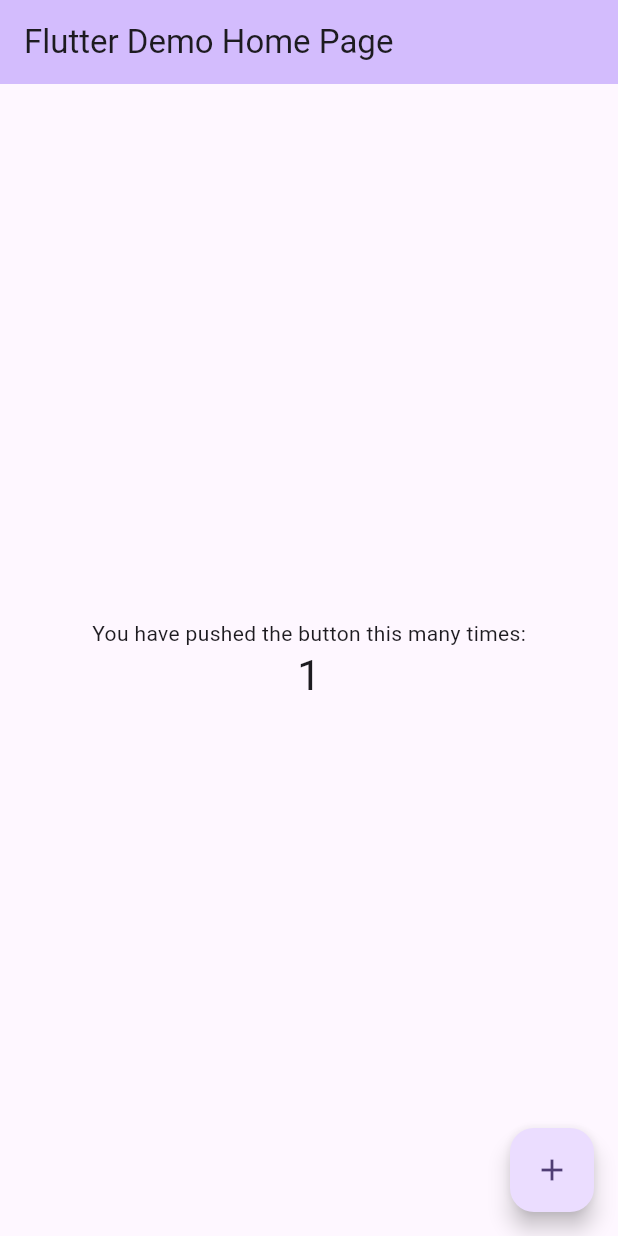
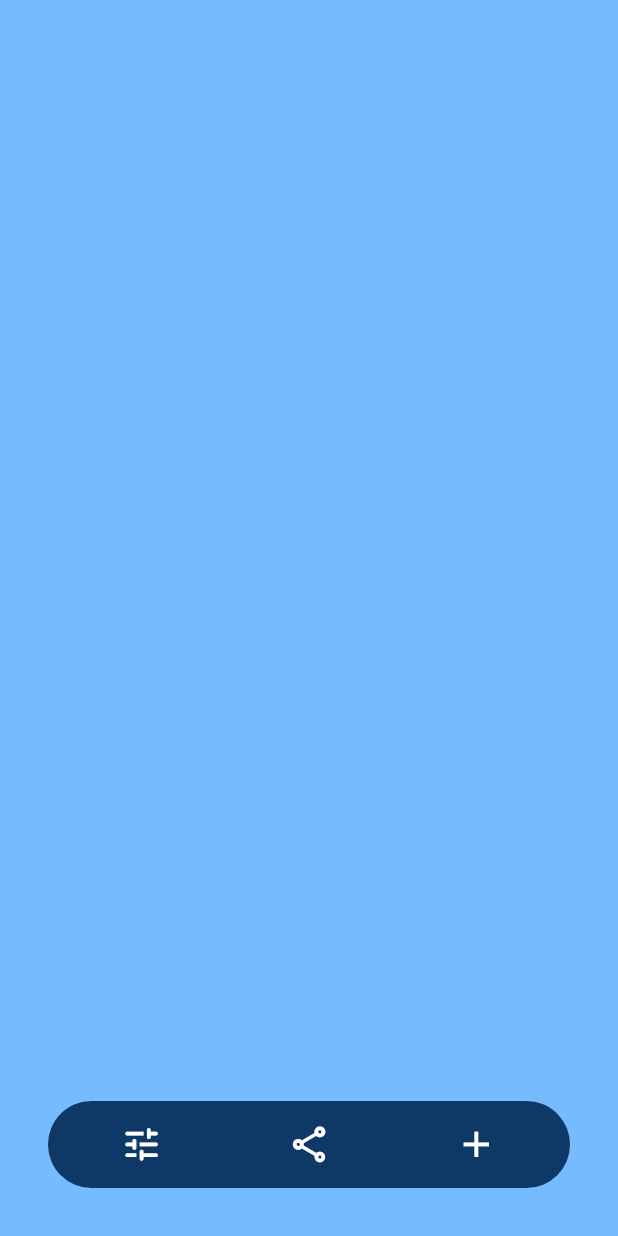
Before and after one commit to tganzerli/diario_de_sono, a Flutter app: the screen it shows after launch, after a tap on the "add" icon, on a phone screen of 412 x 824 dp. Run offline on Flutter 3.47's test engine with Material 3 defaults, Android fonts, the phone set to English and light mode, and no system bars; our stand-ins replace result_dart, sqflite; missing offline and left inert: auto_injector; accounts and stored records are empty.

Commit message:
Refactors app structure and integrates CocoaPods
Reorganizes Flutter app structure to improve modularity and scalability, replacing the main widget with `AppWidget` for enhanced routing and theming. Introduces dependency injection setup and splash screen navigation.

Adds CocoaPods integration for iOS development, updating `Podfile.lock` and Xcode configuration to manage dependencies and build phases.

Removes obsolete widget test and demo code, adhering to the new streamlined architecture.

```diff
--- a/lib/main.dart
+++ b/lib/main.dart
@@ -1,122 +1,13 @@
 import 'package:flutter/material.dart';
+import 'package:flutter/services.dart';
+
+import 'core/config/dependencies.dart';
+import 'ui/app_widget.dart';
 
 void main() {
-  runApp(const MyApp());
+  WidgetsFlutterBinding.ensureInitialized();
+  setupInjection();
+  SystemChrome.setPreferredOrientations([DeviceOrientation.portraitUp]);
+
+  runApp(const AppWidget());
 }
-
-class MyApp extends StatelessWidget {
-  const MyApp({super.key});
-
-  // This widget is the root of your application.
-  @override
-  Widget build(BuildContext context) {
-    return MaterialApp(
-      title: 'Flutter Demo',
-      theme: ThemeData(
-        // This is the theme of your application.
-        //
-        // TRY THIS: Try running your application with "flutter run". You'll see
-        // the application has a purple toolbar. Then, without quitting the app,
-        // try changing the seedColor in the colorScheme below to Colors.green
-        // and then invoke "hot reload" (save your changes or press the "hot
-        // reload" button in a Flutter-supported IDE, or press "r" if you used
-        // the command line to start the app).
-        //
-        // Notice that the counter didn't reset back to zero; the application
-        // state is not lost during the reload. To reset the state, use hot
-        // restart instead.
-        //
-        // This works for code too, not just values: Most code changes can be
-        // tested with just a hot reload.
-        colorScheme: ColorScheme.fromSeed(seedColor: Colors.deepPurple),
-      ),
-      home: const MyHomePage(title: 'Flutter Demo Home Page'),
-    );
-  }
-}
-
-class MyHomePage extends StatefulWidget {
-  const MyHomePage({super.key, required this.title});
-
-  // This widget is the home page of your application. It is stateful, meaning
-  // that it has a State object (defined below) that contains fields that affect
-  // how it looks.
-
-  // This class is the configuration for the state. It holds the values (in this
-  // case the title) provided by the parent (in this case the App widget) and
-  // used by the build method of the State. Fields in a Widget subclass are
-  // always marked "final".
-
-  final String title;
-
-  @override
-  State<MyHomePage> createState() => _MyHomePageState();
-}
-
-class _MyHomePageState extends State<MyHomePage> {
-  int _counter = 0;
-
-  void _incrementCounter() {
-    setState(() {
-      // This call to setState tells the Flutter framework that something has
-      // changed in this State, which causes it to rerun the build method below
-      // so that the display can reflect the updated values. If we changed
-      // _counter without calling setState(), then the build method would not be
-      // called again, and so nothing would appear to happen.
-      _counter++;
-    });
-  }
-
-  @override
-  Widget build(BuildContext context) {
-    // This method is rerun every time setState is called, for instance as done
-    // by the _incrementCounter method above.
-    //
-    // The Flutter framework has been optimized to make rerunning build methods
-    // fast, so that you can just rebuild anything that needs updating rather
-    // than having to individually change instances of widgets.
-    return Scaffold(
-      appBar: AppBar(
-        // TRY THIS: Try changing the color here to a specific color (to
-        // Colors.amber, perhaps?) and trigger a hot reload to see the AppBar
-        // change color while the other colors stay the same.
-        backgroundColor: Theme.of(context).colorScheme.inversePrimary,
-        // Here we take the value from the MyHomePage object that was created by
-        // the App.build method, and use it to set our appbar title.
-        title: Text(widget.title),
-      ),
-      body: Center(
-        // Center is a layout widget. It takes a single child and positions it
-        // in the middle of the parent.
-        child: Column(
-          // Column is also a layout widget. It takes a list of children and
-          // arranges them vertically. By default, it sizes itself to fit its
-          // children horizontally, and tries to be as tall as its parent.
-          //
-          // Column has various properties to control how it sizes itself and
-          // how it positions its children. Here we use mainAxisAlignment to
-          // center the children vertically; the main axis here is the vertical
-          // axis because Columns are vertical (the cross axis would be
-          // horizontal).
-          //
-          // TRY THIS: Invoke "debug painting" (choose the "Toggle Debug Paint"
-          // action in the IDE, or press "p" in the console), to see the
-          // wireframe for each widget.
-          mainAxisAlignment: MainAxisAlignment.center,
-          children: <Widget>[
-            const Text('You have pushed the button this many times:'),
-            Text(
-              '$_counter',
-              style: Theme.of(context).textTheme.headlineMedium,
-            ),
-          ],
-        ),
-      ),
-      floatingActionButton: FloatingActionButton(
-        onPressed: _incrementCounter,
-        tooltip: 'Increment',
-        child: const Icon(Icons.add),
-      ), // This trailing comma makes auto-formatting nicer for build methods.
-    );
-  }
-}
--- /dev/null
+++ b/lib/ui/app_routes.dart
@@ -0,0 +1,3 @@
+class AppRoutes {
+  static String home = '/home';
+}
--- /dev/null
+++ b/lib/ui/app_widget.dart
@@ -0,0 +1,59 @@
+import 'package:diario_de_sono/ui/pages/home/home_page.dart';
+import 'package:diario_de_sono/ui/pages/splash/splash_page.dart';
+import 'package:flutter/material.dart';
+
+import '../designer_system/theme/theme.dart';
+
+final GlobalKey<NavigatorState> navigatorKey = GlobalKey<NavigatorState>();
+
+class AppWidget extends StatelessWidget {
+  const AppWidget({super.key});
+
+  @override
+  Widget build(BuildContext context) {
+    return MaterialApp(
+      navigatorKey: navigatorKey,
+      debugShowCheckedModeBanner: false,
+      theme: lightTheme(context),
+      onGenerateRoute: (settings) {
+        final args = settings.arguments;
+        switch (settings.name) {
+          case '/home':
+            return _customPageRoute(const HomePage(), transitionType: 'fade');
+          default:
+            return _customPageRoute(const SplashPage(), transitionType: 'fade');
+        }
+      },
+    );
+  }
+}
+
+PageRouteBuilder _customPageRoute(
+  Widget page, {
+  String transitionType = 'slide',
+}) {
+  return PageRouteBuilder(
+    pageBuilder: (context, animation, secondaryAnimation) => page,
+    transitionsBuilder: (context, animation, secondaryAnimation, child) {
+      switch (transitionType) {
+        case 'fade':
+          return FadeTransition(opacity: animation, child: child);
+        case 'scale':
+          return ScaleTransition(scale: animation, child: child);
+        case 'slide':
+        default:
+          var begin = Offset(1.0, 0.0);
+          var end = Offset.zero;
+          var curve = Curves.easeInOut;
+          var tween = Tween(
+            begin: begin,
+            end: end,
+          ).chain(CurveTween(curve: curve));
+          return SlideTransition(
+            position: animation.drive(tween),
+            child: child,
+          );
+      }
+    },
+  );
+}
--- /dev/null
+++ b/lib/ui/pages/home/home_page.dart
@@ -0,0 +1,49 @@
+import 'package:flutter/material.dart';
+
+import '../../../designer_system/designer_system.dart';
+
+class HomePage extends StatelessWidget {
+  const HomePage({super.key});
+
+  @override
+  Widget build(BuildContext context) {
+    return Scaffold(
+      backgroundColor: context.colors.light500,
+      bottomNavigationBar: Container(
+        height: 58,
+        padding: EdgeInsets.symmetric(horizontal: context.spaces.xxl),
+        margin: EdgeInsets.all(context.spaces.xl),
+        decoration: BoxDecoration(
+          color: context.colors.dark,
+          borderRadius: BorderRadius.circular(context.spaces.xl),
+        ),
+        child: Row(
+          mainAxisAlignment: MainAxisAlignment.spaceBetween,
+          children: [
+            IconButtonDS(
+              icon: Icons.tune_rounded,
+              color: context.colors.base50,
+              onPressed: () {
+                print('ajustes');
+              },
+            ),
+            IconButtonDS(
+              icon: Icons.share_outlined,
+              color: context.colors.base50,
+              onPressed: () {
+                print('compartilhar');
+              },
+            ),
+            IconButtonDS(
+              icon: Icons.add,
+              color: context.colors.base50,
+              onPressed: () {
+                print('Adicionar sono');
+              },
+            ),
+          ],
+        ),
+      ),
+    );
+  }
+}
--- /dev/null
+++ b/lib/ui/pages/splash/splash_page.dart
@@ -0,0 +1,37 @@
+import 'package:diario_de_sono/designer_system/theme/theme.dart';
+import 'package:diario_de_sono/ui/app_routes.dart';
+import 'package:flutter/material.dart';
+
+import '../../app_widget.dart';
+
+class SplashPage extends StatefulWidget {
+  const SplashPage({super.key});
+
+  @override
+  State<SplashPage> createState() => _SplashPageState();
+}
+
+class _SplashPageState extends State<SplashPage> {
+  @override
+  void initState() {
+    super.initState();
+    WidgetsBinding.instance.addPostFrameCallback(
+      (_) => navigatorKey.currentState?.popAndPushNamed(AppRoutes.home),
+    );
+  }
+
+  @override
+  Widget build(BuildContext context) {
+    return Container(
+      height: context.screenHeight,
+      width: context.screenWidth,
+      decoration: BoxDecoration(
+        gradient: LinearGradient(
+          begin: Alignment.topLeft,
+          end: Alignment.bottomRight,
+          colors: [context.colors.dark, context.colors.light800],
+        ),
+      ),
+    );
+  }
+}
```
Also changed, not shown: 4 other files.
